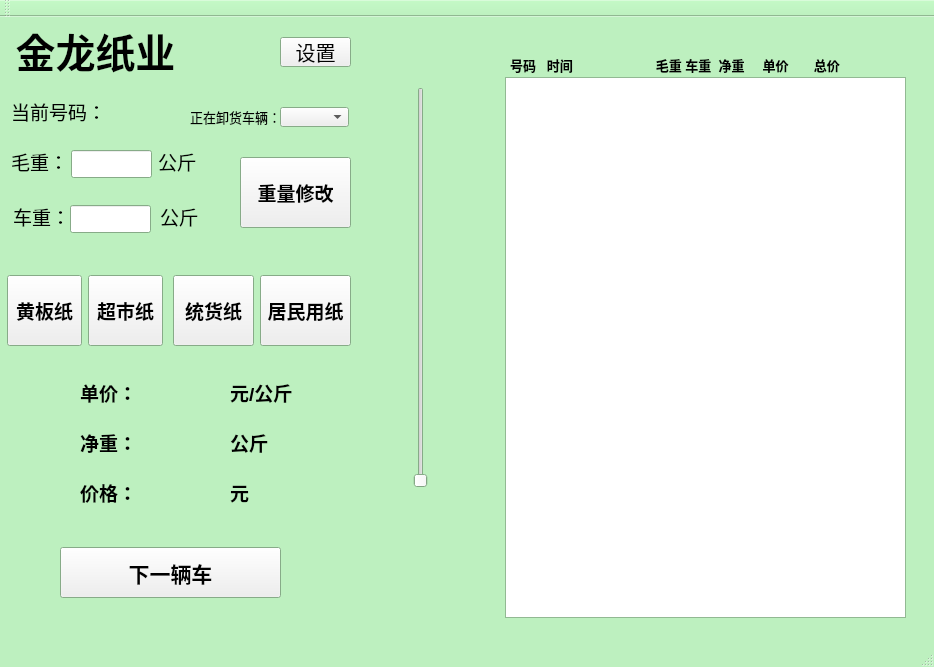
ljhuan/WasteRecycle, file wasterecycle.ui: the form before one commit.
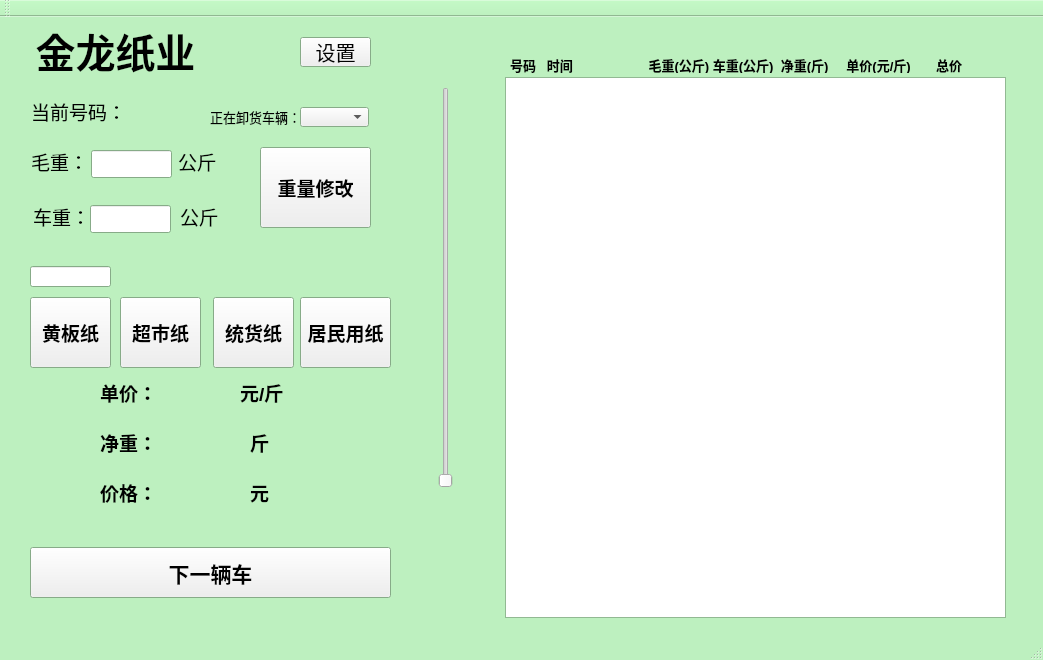
The form after the commit.

The edit to the form file:
```diff
--- a/wasterecycle.ui
+++ b/wasterecycle.ui
@@ -9,8 +9,8 @@
    <rect>
     <x>0</x>
     <y>0</y>
-    <width>934</width>
-    <height>667</height>
+    <width>1043</width>
+    <height>660</height>
    </rect>
   </property>
   <property name="sizePolicy">
@@ -93,7 +93,7 @@
     </property>
     <property name="geometry">
      <rect>
-      <x>71</x>
+      <x>91</x>
       <y>133</y>
       <width>81</width>
       <height>28</height>
@@ -130,7 +130,7 @@
    <widget class="QLabel" name="label">
     <property name="geometry">
      <rect>
-      <x>11</x>
+      <x>31</x>
       <y>133</y>
       <width>57</width>
       <height>23</height>
@@ -163,7 +163,7 @@
    <widget class="QLabel" name="label_2">
     <property name="geometry">
      <rect>
-      <x>13</x>
+      <x>33</x>
       <y>188</y>
       <width>57</width>
       <height>23</height>
@@ -196,7 +196,7 @@
    <widget class="QLineEdit" name="le_VehicleWeigh">
     <property name="geometry">
      <rect>
-      <x>70</x>
+      <x>90</x>
       <y>188</y>
       <width>81</width>
       <height>28</height>
@@ -236,9 +236,9 @@
    <widget class="QPushButton" name="btn_Level1">
     <property name="geometry">
      <rect>
-      <x>7</x>
-      <y>258</y>
-      <width>75</width>
+      <x>30</x>
+      <y>280</y>
+      <width>81</width>
       <height>71</height>
      </rect>
     </property>
@@ -264,9 +264,9 @@
    <widget class="QPushButton" name="btn_Level2">
     <property name="geometry">
      <rect>
-      <x>88</x>
-      <y>258</y>
-      <width>75</width>
+      <x>120</x>
+      <y>280</y>
+      <width>81</width>
       <height>71</height>
      </rect>
     </property>
@@ -292,8 +292,8 @@
    <widget class="QPushButton" name="btn_Level3">
     <property name="geometry">
      <rect>
-      <x>173</x>
-      <y>258</y>
+      <x>213</x>
+      <y>280</y>
       <width>81</width>
       <height>71</height>
      </rect>
@@ -320,8 +320,8 @@
    <widget class="QPushButton" name="btn_Level4">
     <property name="geometry">
      <rect>
-      <x>260</x>
-      <y>258</y>
+      <x>300</x>
+      <y>280</y>
       <width>91</width>
       <height>71</height>
      </rect>
@@ -348,7 +348,7 @@
    <widget class="QLabel" name="label_3">
     <property name="geometry">
      <rect>
-      <x>158</x>
+      <x>178</x>
       <y>133</y>
       <width>38</width>
       <height>23</height>
@@ -379,7 +379,7 @@
    <widget class="QLabel" name="label_4">
     <property name="geometry">
      <rect>
-      <x>160</x>
+      <x>180</x>
       <y>188</y>
       <width>38</width>
       <height>23</height>
@@ -410,7 +410,7 @@
    <widget class="QLabel" name="label_5">
     <property name="geometry">
      <rect>
-      <x>10</x>
+      <x>30</x>
       <y>10</y>
       <width>171</width>
       <height>46</height>
@@ -441,7 +441,7 @@
    <widget class="QLabel" name="label_6">
     <property name="geometry">
      <rect>
-      <x>11</x>
+      <x>31</x>
       <y>83</y>
       <width>95</width>
       <height>22</height>
@@ -460,7 +460,7 @@
    <widget class="QComboBox" name="cbb_NumSwitch">
     <property name="geometry">
      <rect>
-      <x>280</x>
+      <x>300</x>
       <y>90</y>
       <width>69</width>
       <height>20</height>
@@ -482,9 +482,9 @@
    <widget class="QPushButton" name="btn_Next">
     <property name="geometry">
      <rect>
-      <x>60</x>
+      <x>30</x>
       <y>530</y>
-      <width>221</width>
+      <width>361</width>
       <height>51</height>
      </rect>
     </property>
@@ -521,7 +521,7 @@
    <widget class="QLabel" name="label_7">
     <property name="geometry">
      <rect>
-      <x>190</x>
+      <x>210</x>
       <y>90</y>
       <width>91</width>
       <height>20</height>
@@ -540,7 +540,7 @@
    <widget class="QLabel" name="lb_CurrNum">
     <property name="geometry">
      <rect>
-      <x>103</x>
+      <x>123</x>
       <y>82</y>
       <width>61</width>
       <height>21</height>
@@ -561,7 +561,7 @@
    <widget class="QLabel" name="lb_Price">
     <property name="geometry">
      <rect>
-      <x>140</x>
+      <x>160</x>
       <y>460</y>
       <width>81</width>
       <height>31</height>
@@ -583,7 +583,7 @@
    <widget class="QLabel" name="label_9">
     <property name="geometry">
      <rect>
-      <x>80</x>
+      <x>100</x>
       <y>460</y>
       <width>51</width>
       <height>31</height>
@@ -604,7 +604,7 @@
    <widget class="QLabel" name="label_8">
     <property name="geometry">
      <rect>
-      <x>230</x>
+      <x>250</x>
       <y>460</y>
       <width>21</width>
       <height>31</height>
@@ -625,7 +625,7 @@
    <widget class="QPushButton" name="btn_PriceSet">
     <property name="geometry">
      <rect>
-      <x>280</x>
+      <x>300</x>
       <y>20</y>
       <width>71</width>
       <height>30</height>
@@ -662,7 +662,7 @@
    <widget class="QLabel" name="label_11">
     <property name="geometry">
      <rect>
-      <x>80</x>
+      <x>100</x>
       <y>410</y>
       <width>51</width>
       <height>31</height>
@@ -683,9 +683,9 @@
    <widget class="QLabel" name="label_12">
     <property name="geometry">
      <rect>
-      <x>230</x>
+      <x>250</x>
       <y>410</y>
-      <width>41</width>
+      <width>21</width>
       <height>31</height>
      </rect>
     </property>
@@ -698,13 +698,13 @@
      </font>
     </property>
     <property name="text">
-     <string>公斤</string>
+     <string>斤</string>
     </property>
    </widget>
    <widget class="QLabel" name="lb_NetWeight">
     <property name="geometry">
      <rect>
-      <x>140</x>
+      <x>160</x>
       <y>410</y>
       <width>81</width>
       <height>31</height>
@@ -728,7 +728,7 @@
      <rect>
       <x>505</x>
       <y>60</y>
-      <width>401</width>
+      <width>501</width>
       <height>541</height>
      </rect>
     </property>
@@ -745,7 +745,7 @@
      <rect>
       <x>510</x>
       <y>40</y>
-      <width>391</width>
+      <width>491</width>
       <height>16</height>
      </rect>
     </property>
@@ -758,18 +758,106 @@
      </font>
     </property>
     <property name="text">
-     <string>号码   时间                       毛重 车重  净重     单价       总价</string>
+     <string>号码   时间                     毛重(公斤) 车重(公斤)  净重(斤)     单价(元/斤)       总价</string>
     </property>
    </widget>
    <widget class="QSlider" name="vslider_percent">
     <property name="geometry">
      <rect>
-      <x>400</x>
+      <x>420</x>
       <y>70</y>
-      <width>41</width>
+      <width>51</width>
       <height>401</height>
      </rect>
     </property>
+    <property name="sizePolicy">
+     <sizepolicy hsizetype="Preferred" vsizetype="Expanding">
+      <horstretch>0</horstretch>
+      <verstretch>0</verstretch>
+     </sizepolicy>
+    </property>
+    <property name="styleSheet">
+     <string notr="true">QSlider::groove:horizontal {
+border: 1px solid #4A708B;
+background: #C0C0C0;
+height: 5px;
+border-radius: 1px;
+padding-left:-1px;
+padding-right:-1px;
+}
+
+QSlider::sub-page:horizontal {
+background: qlineargradient(x1:0, y1:0, x2:0, y2:1, 
+    stop:0 #B1B1B1, stop:1 #c4c4c4);
+
+background: qlineargradient(x1: 0, y1: 0.2, x2: 1, y2: 1,
+    stop: 0 #5DCCFF, stop: 1 #1874CD);
+
+border: 1px solid #4A708B;
+
+height: 10px;
+
+border-radius: 2px;
+
+}
+
+ 
+
+QSlider::add-page:horizontal {
+background: #575757;
+border: 0px solid #777;
+height: 10px;
+border-radius: 2px;
+}
+
+ 
+
+QSlider::handle:horizontal 
+{
+    background: qradialgradient(spread:pad, cx:0.5, cy:0.5, radius:0.5, fx:0.5, fy:0.5, 
+    stop:0.6 #45ADED, stop:0.778409 rgba(255, 255, 255, 255));
+    width: 11px;
+    margin-top: -3px;
+    margin-bottom: -3px;
+    border-radius: 5px;
+}
+
+ 
+
+QSlider::handle:horizontal:hover {
+    background: qradialgradient(spread:pad, cx:0.5, cy:0.5, radius:0.5, fx:0.5, fy:0.5, stop:0.6 #2A8BDA, 
+    stop:0.778409 rgba(255, 255, 255, 255));
+    width: 11px;
+    margin-top: -3px;
+    margin-bottom: -3px;
+    border-radius: 5px;
+}
+
+ 
+
+QSlider::sub-page:horizontal:disabled {
+background: #00009C;
+border-color: #999;
+}
+
+ 
+
+QSlider::add-page:horizontal:disabled {
+background: #eee;
+border-color: #999;
+}
+
+ 
+
+QSlider::handle:horizontal:disabled {
+background: #eee;
+border: 1px solid #aaa;
+border-radius: 4px;
+}</string>
+    </property>
+    <property name="value">
+     <number>0</number>
+    </property>
     <property name="orientation">
      <enum>Qt::Vertical</enum>
     </property>
@@ -777,10 +865,10 @@
    <widget class="QPushButton" name="btn_modify">
     <property name="geometry">
      <rect>
-      <x>240</x>
-      <y>140</y>
+      <x>260</x>
+      <y>130</y>
       <width>111</width>
-      <height>71</height>
+      <height>81</height>
      </rect>
     </property>
     <property name="font">
@@ -798,7 +886,7 @@
    <widget class="QLabel" name="lb_percent">
     <property name="geometry">
      <rect>
-      <x>390</x>
+      <x>410</x>
       <y>482</y>
       <width>61</width>
       <height>20</height>
@@ -822,9 +910,9 @@
    <widget class="QLabel" name="label_14">
     <property name="geometry">
      <rect>
-      <x>230</x>
+      <x>240</x>
       <y>360</y>
-      <width>71</width>
+      <width>51</width>
       <height>31</height>
      </rect>
     </property>
@@ -837,13 +925,13 @@
      </font>
     </property>
     <property name="text">
-     <string>元/公斤</string>
+     <string>元/斤</string>
     </property>
    </widget>
    <widget class="QLabel" name="label_15">
     <property name="geometry">
      <rect>
-      <x>80</x>
+      <x>100</x>
       <y>360</y>
       <width>51</width>
       <height>31</height>
@@ -864,7 +952,7 @@
    <widget class="QLabel" name="lb_unitPrice">
     <property name="geometry">
      <rect>
-      <x>140</x>
+      <x>160</x>
       <y>360</y>
       <width>81</width>
       <height>31</height>
@@ -883,6 +971,22 @@
      <set>Qt::AlignCenter</set>
     </property>
    </widget>
+   <widget class="QLineEdit" name="le_ExtraPrice">
+    <property name="geometry">
+     <rect>
+      <x>30</x>
+      <y>249</y>
+      <width>81</width>
+      <height>21</height>
+     </rect>
+    </property>
+    <property name="text">
+     <string/>
+    </property>
+    <property name="alignment">
+     <set>Qt::AlignCenter</set>
+    </property>
+   </widget>
   </widget>
   <widget class="QMenuBar" name="menuBar">
    <property name="geometry">
```
Left out of the diff: 2 changed lines with no effect on the pictures.
